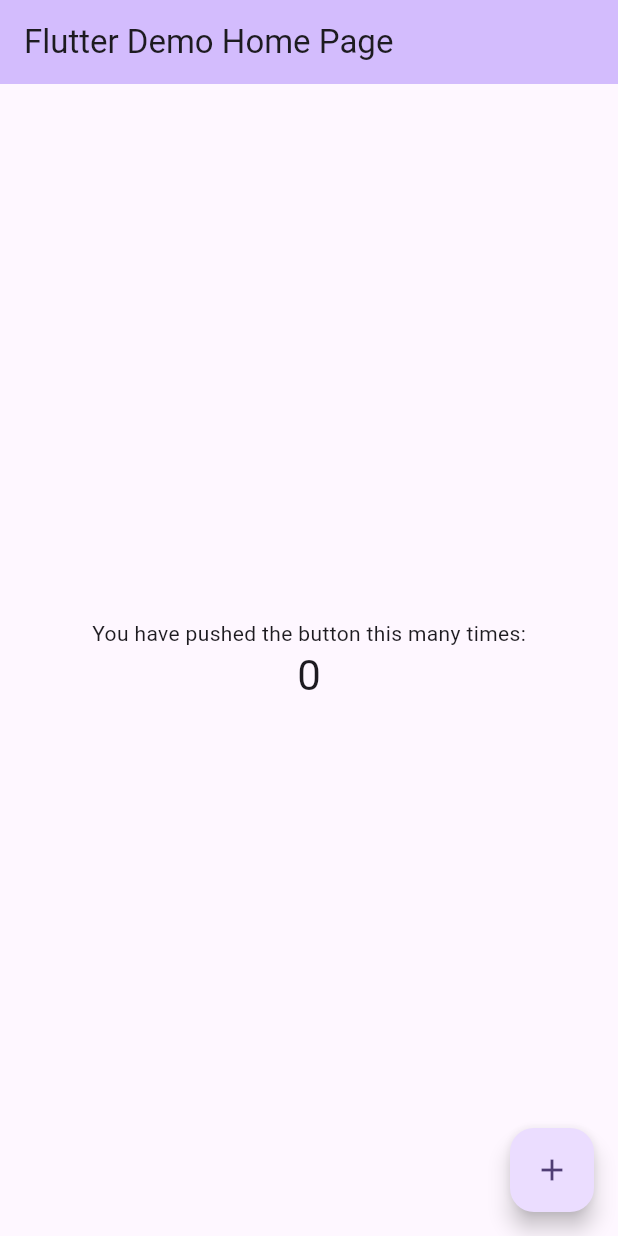
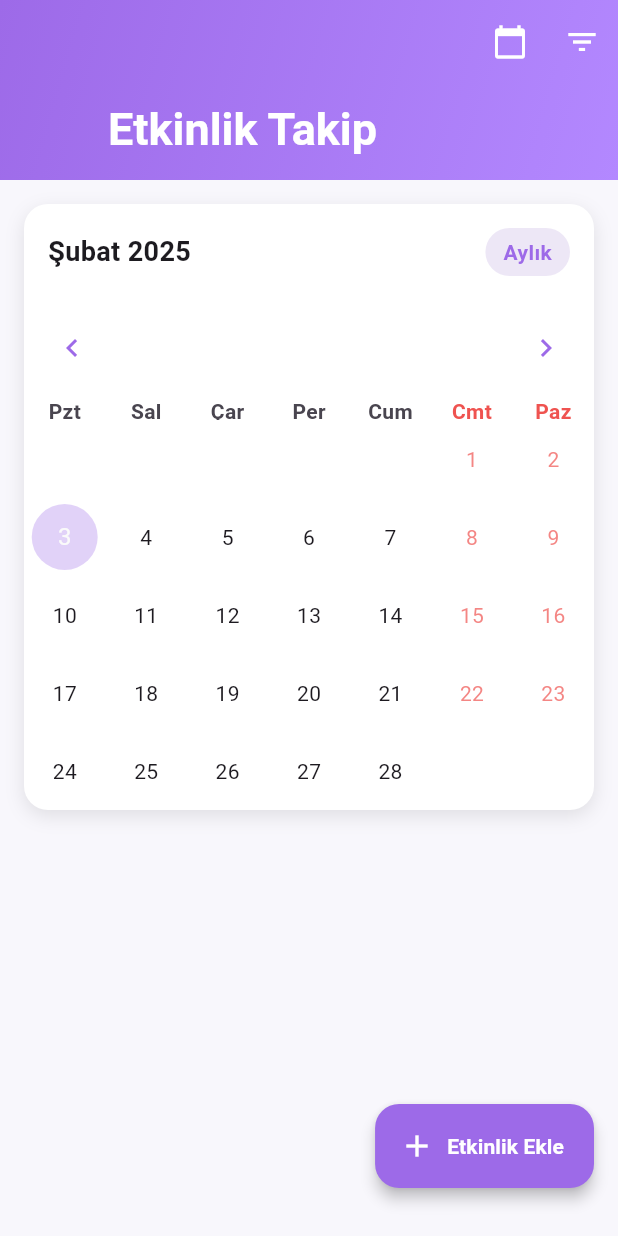
Before and after one commit to eyupece/event-track, a Flutter app: the screen it shows after launch, on a phone screen of 412 x 824 dp. Run offline on Flutter 3.47's test engine with Material 3 defaults, Android fonts, the phone set to English and light mode, and no system bars; drawn by our look-alikes of table_calendar.

Commit message:
feat: add modern UI design and calendar improvements
- Add gradient background and shadow cards
- Update calendar to start from Monday
- Add Turkish language support
- Improve color palette and visual enhancements

```diff
--- /dev/null
+++ b/lib/core/theme/app_colors.dart
@@ -0,0 +1,39 @@
+import 'package:flutter/material.dart';
+
+class AppColors {
+  // Ana renkler
+  static const Color primary = Color(0xFF9D6AE8);
+  static const Color secondary = Color(0xFFB388FF);
+  static const Color accent = Color(0xFF7C4DFF);
+
+  // Arka plan renkleri
+  static const Color background = Color(0xFFF8F7FC);
+  static const Color cardBackground = Colors.white;
+  static const Color surfaceVariant = Color(0xFFEDE7F6);
+
+  // Metin renkleri
+  static const Color text = Color(0xFF1D1B20);
+  static const Color textSecondary = Color(0xFF49454F);
+  static const Color textLight = Color(0xFF79747E);
+
+  // Kategori renkleri
+  static const Color concert = Color(0xFF9C27B0); // Mor
+  static const Color technology = Color(0xFF2196F3); // Mavi
+  static const Color cinema = Color(0xFFE91E63); // Pembe
+  static const Color theatre = Color(0xFFFF9800); // Turuncu
+  static const Color sports = Color(0xFF4CAF50); // Yeşil
+
+  // Durum renkleri
+  static const Color success = Color(0xFF4CAF50);
+  static const Color error = Color(0xFFEF5350);
+  static const Color warning = Color(0xFFFFB74D);
+
+  // Gölge renkleri
+  static const Color shadow = Color(0x1A000000);
+
+  // Gradient renkler
+  static const List<Color> primaryGradient = [
+    Color(0xFF9D6AE8),
+    Color(0xFFB388FF),
+  ];
+}
--- /dev/null
+++ b/lib/features/events/presentation/screens/home_screen.dart
@@ -0,0 +1,284 @@
+import 'package:flutter/material.dart';
+import 'package:table_calendar/table_calendar.dart';
+import '../../../../core/theme/app_colors.dart';
+import 'package:intl/intl.dart';
+
+class HomeScreen extends StatefulWidget {
+  const HomeScreen({super.key});
+
+  @override
+  State<HomeScreen> createState() => _HomeScreenState();
+}
+
+class _HomeScreenState extends State<HomeScreen> {
+  CalendarFormat _calendarFormat = CalendarFormat.month;
+  DateTime _focusedDay = DateTime.now();
+  DateTime? _selectedDay;
+
+  @override
+  Widget build(BuildContext context) {
+    return Scaffold(
+      backgroundColor: AppColors.background,
+      body: CustomScrollView(
+        slivers: [
+          SliverAppBar(
+            expandedHeight: 120.0,
+            floating: false,
+            pinned: true,
+            elevation: 0,
+            backgroundColor: AppColors.primary,
+            flexibleSpace: FlexibleSpaceBar(
+              title: const Text(
+                'Etkinlik Takip',
+                style: TextStyle(
+                  color: Colors.white,
+                  fontSize: 20,
+                  fontWeight: FontWeight.bold,
+                ),
+              ),
+              background: Container(
+                decoration: BoxDecoration(
+                  gradient: LinearGradient(
+                    begin: Alignment.topLeft,
+                    end: Alignment.bottomRight,
+                    colors: AppColors.primaryGradient,
+                  ),
+                ),
+              ),
+            ),
+            actions: [
+              IconButton(
+                icon: const Icon(Icons.calendar_today, color: Colors.white),
+                onPressed: () {
+                  setState(() {
+                    _calendarFormat = _calendarFormat == CalendarFormat.month
+                        ? CalendarFormat.week
+                        : CalendarFormat.month;
+                  });
+                },
+              ),
+              IconButton(
+                icon: const Icon(Icons.filter_list, color: Colors.white),
+                onPressed: () {
+                  // TODO: Filtreleme menüsünü göster
+                },
+              ),
+            ],
+          ),
+          SliverToBoxAdapter(
+            child: Column(
+              children: [
+                Container(
+                  margin: const EdgeInsets.all(16),
+                  decoration: BoxDecoration(
+                    color: AppColors.cardBackground,
+                    borderRadius: BorderRadius.circular(16),
+                    boxShadow: [
+                      BoxShadow(
+                        color: AppColors.shadow,
+                        blurRadius: 10,
+                        offset: const Offset(0, 4),
+                      ),
+                    ],
+                  ),
+                  child: Column(
+                    children: [
+                      Padding(
+                        padding: const EdgeInsets.all(16.0),
+                        child: Row(
+                          mainAxisAlignment: MainAxisAlignment.spaceBetween,
+                          children: [
+                            Text(
+                              DateFormat('MMMM yyyy', 'tr_TR')
+                                  .format(_focusedDay),
+                              style: const TextStyle(
+                                color: AppColors.text,
+                                fontSize: 18,
+                                fontWeight: FontWeight.bold,
+                              ),
+                            ),
+                            Container(
+                              padding: const EdgeInsets.symmetric(
+                                horizontal: 12,
+                                vertical: 6,
+                              ),
+                              decoration: BoxDecoration(
+                                color: AppColors.surfaceVariant,
+                                borderRadius: BorderRadius.circular(20),
+                              ),
+                              child: Text(
+                                _calendarFormat == CalendarFormat.month
+                                    ? 'Aylık'
+                                    : 'Haftalık',
+                                style: const TextStyle(
+                                  color: AppColors.primary,
+                                  fontWeight: FontWeight.w600,
+                                ),
+                              ),
+                            ),
+                          ],
+                        ),
+                      ),
+                      TableCalendar(
+                        firstDay: DateTime.utc(2024, 1, 1),
+                        lastDay: DateTime.utc(2025, 12, 31),
+                        focusedDay: _focusedDay,
+                        calendarFormat: _calendarFormat,
+                        startingDayOfWeek: StartingDayOfWeek.monday,
+                        locale: 'tr_TR',
+                        selectedDayPredicate: (day) {
+                          return isSameDay(_selectedDay, day);
+                        },
+                        onDaySelected: (selectedDay, focusedDay) {
+                          setState(() {
+                            _selectedDay = selectedDay;
+                            _focusedDay = focusedDay;
+                          });
+                        },
+                        onFormatChanged: (format) {
+                          setState(() {
+                            _calendarFormat = format;
+                          });
+                        },
+                        onPageChanged: (focusedDay) {
+                          _focusedDay = focusedDay;
+                        },
+                        headerStyle: const HeaderStyle(
+                          formatButtonVisible: false,
+                          titleCentered: true,
+                          titleTextStyle: TextStyle(fontSize: 0),
+                          leftChevronIcon: Icon(
+                            Icons.chevron_left,
+                            color: AppColors.primary,
+                          ),
+                          rightChevronIcon: Icon(
+                            Icons.chevron_right,
+                            color: AppColors.primary,
+                          ),
+                        ),
+                        calendarStyle: CalendarStyle(
+                          todayDecoration: BoxDecoration(
+                            color: AppColors.primary.withOpacity(0.3),
+                            shape: BoxShape.circle,
+                          ),
+                          selectedDecoration: const BoxDecoration(
+                            color: AppColors.primary,
+                            shape: BoxShape.circle,
+                          ),
+                          weekendTextStyle: TextStyle(
+                            color: AppColors.error.withOpacity(0.7),
+                          ),
+                          outsideDaysVisible: false,
+                          cellMargin: const EdgeInsets.all(4),
+                        ),
+                        daysOfWeekStyle: const DaysOfWeekStyle(
+                          weekdayStyle: TextStyle(
+                            color: AppColors.textSecondary,
+                            fontWeight: FontWeight.bold,
+                          ),
+                          weekendStyle: TextStyle(
+                            color: AppColors.error,
+                            fontWeight: FontWeight.bold,
+                          ),
+                        ),
+                      ),
+                    ],
+                  ),
+                ),
+                if (_selectedDay != null)
+                  Container(
+                    margin: const EdgeInsets.symmetric(horizontal: 16),
+                    decoration: BoxDecoration(
+                      color: AppColors.cardBackground,
+                      borderRadius: BorderRadius.circular(16),
+                      boxShadow: [
+                        BoxShadow(
+                          color: AppColors.shadow,
+                          blurRadius: 10,
+                          offset: const Offset(0, 4),
+                        ),
+                      ],
+                    ),
+                    child: Column(
+                      crossAxisAlignment: CrossAxisAlignment.start,
+                      children: [
+                        Padding(
+                          padding: const EdgeInsets.all(16.0),
+                          child: Row(
+                            children: [
+                              Container(
+                                padding: const EdgeInsets.all(8),
+                                decoration: BoxDecoration(
+                                  color: AppColors.surfaceVariant,
+                                  borderRadius: BorderRadius.circular(12),
+                                ),
+                                child: const Icon(
+                                  Icons.event,
+                                  color: AppColors.primary,
+                                ),
+                              ),
+                              const SizedBox(width: 12),
+                              Column(
+                                crossAxisAlignment: CrossAxisAlignment.start,
+                                children: [
+                                  Text(
+                                    DateFormat('d MMMM yyyy', 'tr_TR')
+                                        .format(_selectedDay!),
+                                    style: const TextStyle(
+                                      fontSize: 16,
+                                      fontWeight: FontWeight.bold,
+                                      color: AppColors.text,
+                                    ),
+                                  ),
+                                  const Text(
+                                    'Bu tarihte henüz etkinlik yok',
+                                    style: TextStyle(
+                                      color: AppColors.textLight,
+                                    ),
+                                  ),
+                                ],
+                              ),
+                            ],
+                          ),
+                        ),
+                      ],
+                    ),
+                  ),
+                const SizedBox(height: 80), // FAB için boşluk
+              ],
+            ),
+          ),
+        ],
+      ),
+      floatingActionButton: Container(
+        margin: const EdgeInsets.only(bottom: 16),
+        child: FloatingActionButton.extended(
+          onPressed: () {
+            ScaffoldMessenger.of(context).showSnackBar(
+              SnackBar(
+                content: const Text('Etkinlik ekleme özelliği yakında!'),
+                duration: const Duration(seconds: 2),
+                behavior: SnackBarBehavior.floating,
+                backgroundColor: AppColors.primary,
+                shape: RoundedRectangleBorder(
+                  borderRadius: BorderRadius.circular(10),
+                ),
+                margin: const EdgeInsets.all(16),
+              ),
+            );
+          },
+          backgroundColor: AppColors.primary,
+          elevation: 4,
+          icon: const Icon(Icons.add, color: Colors.white),
+          label: const Text(
+            'Etkinlik Ekle',
+            style: TextStyle(
+              color: Colors.white,
+              fontWeight: FontWeight.bold,
+            ),
+          ),
+        ),
+      ),
+    );
+  }
+}
--- a/lib/main.dart
+++ b/lib/main.dart
@@ -1,125 +1,35 @@
 import 'package:flutter/material.dart';
+import 'package:flutter_localizations/flutter_localizations.dart';
+import 'features/events/presentation/screens/home_screen.dart';
+import 'core/theme/app_colors.dart';
+import 'package:intl/date_symbol_data_local.dart';
 
 void main() {
-  runApp(const MyApp());
+  initializeDateFormatting('tr_TR', null).then((_) => runApp(const MyApp()));
 }
 
 class MyApp extends StatelessWidget {
   const MyApp({super.key});
 
-  // This widget is the root of your application.
   @override
   Widget build(BuildContext context) {
     return MaterialApp(
-      title: 'Flutter Demo',
+      title: 'Etkinlik Takip',
+      debugShowCheckedModeBanner: false,
+      localizationsDelegates: const [
+        GlobalMaterialLocalizations.delegate,
+        GlobalWidgetsLocalizations.delegate,
+        GlobalCupertinoLocalizations.delegate,
+      ],
+      supportedLocales: const [
+        Locale('tr', 'TR'),
+      ],
+      locale: const Locale('tr', 'TR'),
       theme: ThemeData(
-        // This is the theme of your application.
-        //
-        // TRY THIS: Try running your application with "flutter run". You'll see
-        // the application has a purple toolbar. Then, without quitting the app,
-        // try changing the seedColor in the colorScheme below to Colors.green
-        // and then invoke "hot reload" (save your changes or press the "hot
-        // reload" button in a Flutter-supported IDE, or press "r" if you used
-        // the command line to start the app).
-        //
-        // Notice that the counter didn't reset back to zero; the application
-        // state is not lost during the reload. To reset the state, use hot
-        // restart instead.
-        //
-        // This works for code too, not just values: Most code changes can be
-        // tested with just a hot reload.
-        colorScheme: ColorScheme.fromSeed(seedColor: Colors.deepPurple),
+        colorScheme: ColorScheme.fromSeed(seedColor: AppColors.primary),
         useMaterial3: true,
       ),
-      home: const MyHomePage(title: 'Flutter Demo Home Page'),
+      home: const HomeScreen(),
     );
   }
 }
-
-class MyHomePage extends StatefulWidget {
-  const MyHomePage({super.key, required this.title});
-
-  // This widget is the home page of your application. It is stateful, meaning
-  // that it has a State object (defined below) that contains fields that affect
-  // how it looks.
-
-  // This class is the configuration for the state. It holds the values (in this
-  // case the title) provided by the parent (in this case the App widget) and
-  // used by the build method of the State. Fields in a Widget subclass are
-  // always marked "final".
-
-  final String title;
-
-  @override
-  State<MyHomePage> createState() => _MyHomePageState();
-}
-
-class _MyHomePageState extends State<MyHomePage> {
-  int _counter = 0;
-
-  void _incrementCounter() {
-    setState(() {
-      // This call to setState tells the Flutter framework that something has
-      // changed in this State, which causes it to rerun the build method below
-      // so that the display can reflect the updated values. If we changed
-      // _counter without calling setState(), then the build method would not be
-      // called again, and so nothing would appear to happen.
-      _counter++;
-    });
-  }
-
-  @override
-  Widget build(BuildContext context) {
-    // This method is rerun every time setState is called, for instance as done
-    // by the _incrementCounter method above.
-    //
-    // The Flutter framework has been optimized to make rerunning build methods
-    // fast, so that you can just rebuild anything that needs updating rather
-    // than having to individually change instances of widgets.
-    return Scaffold(
-      appBar: AppBar(
-        // TRY THIS: Try changing the color here to a specific color (to
-        // Colors.amber, perhaps?) and trigger a hot reload to see the AppBar
-        // change color while the other colors stay the same.
-        backgroundColor: Theme.of(context).colorScheme.inversePrimary,
-        // Here we take the value from the MyHomePage object that was created by
-        // the App.build method, and use it to set our appbar title.
-        title: Text(widget.title),
-      ),
-      body: Center(
-        // Center is a layout widget. It takes a single child and positions it
-        // in the middle of the parent.
-        child: Column(
-          // Column is also a layout widget. It takes a list of children and
-          // arranges them vertically. By default, it sizes itself to fit its
-          // children horizontally, and tries to be as tall as its parent.
-          //
-          // Column has various properties to control how it sizes itself and
-          // how it positions its children. Here we use mainAxisAlignment to
-          // center the children vertically; the main axis here is the vertical
-          // axis because Columns are vertical (the cross axis would be
-          // horizontal).
-          //
-          // TRY THIS: Invoke "debug painting" (choose the "Toggle Debug Paint"
-          // action in the IDE, or press "p" in the console), to see the
-          // wireframe for each widget.
-          mainAxisAlignment: MainAxisAlignment.center,
-          children: <Widget>[
-            const Text(
-              'You have pushed the button this many times:',
-            ),
-            Text(
-              '$_counter',
-              style: Theme.of(context).textTheme.headlineMedium,
-            ),
-          ],
-        ),
-      ),
-      floatingActionButton: FloatingActionButton(
-        onPressed: _incrementCounter,
-        tooltip: 'Increment',
-        child: const Icon(Icons.add),
-      ), // This trailing comma makes auto-formatting nicer for build methods.
-    );
-  }
-}
```
Also changed, not shown: pubspec.yaml (+9 -7 lines), pubspec.lock, 4 other files.
